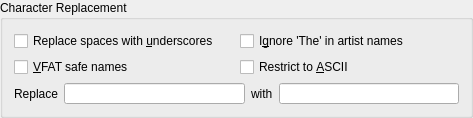
Qt form src/dialogs/OrganizeCollectionOptions.ui (KDE/amarok) before a commit.
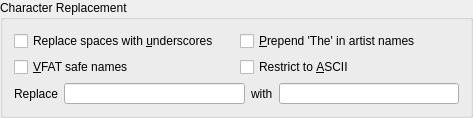
The same form after that commit. Custom widgets are drawn as their Qt base class.

```diff
--- a/src/dialogs/OrganizeCollectionOptions.ui
+++ b/src/dialogs/OrganizeCollectionOptions.ui
@@ -57,7 +57,7 @@
       <string>If checked all artists that have the word &quot;The&quot; at the beginning will be treated as if the &quot;The&quot; was not there. Example, &quot;The Beatles&quot; would become &quot;Beatles, The&quot;</string>
      </property>
      <property name="text">
-      <string>I&amp;gnore 'The' in artist names</string>
+      <string>&amp;Prepend 'The' in artist names</string>
      </property>
     </widget>
    </item>
```
Left out of the diff: 4 changed lines with no effect on the pictures.
